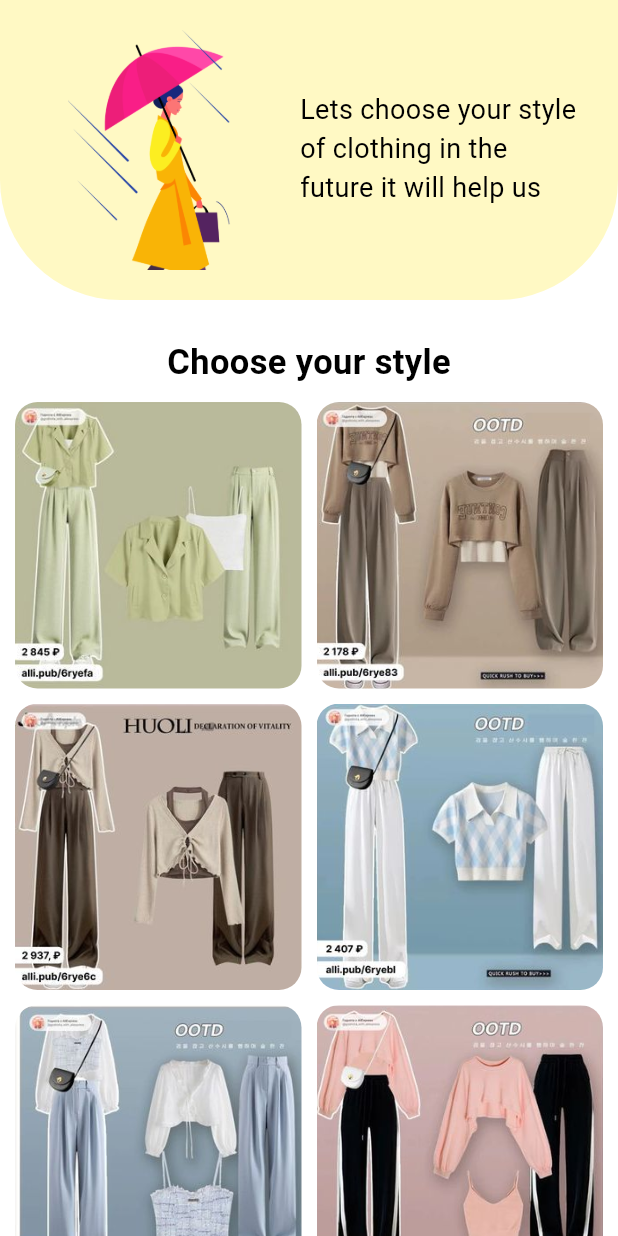
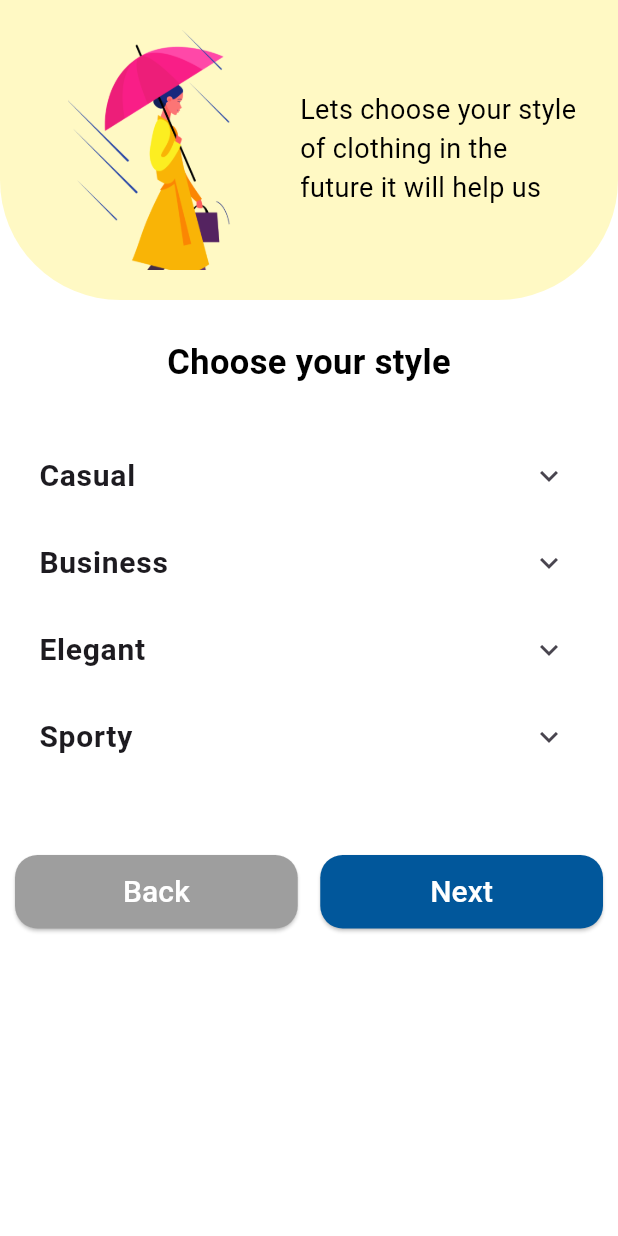
Before and after one commit to KarakatZhanabaikyzy/diploma_work, a Flutter app: the StylePage screen opened directly, on a phone screen of 412 x 824 dp. Run offline on Flutter 3.47's test engine with Material 3 defaults, Android fonts, the phone set to English and light mode, and no system bars; our stand-ins replace carousel_slider; key blocks and very long unbroken strings in the code were emptied for the run.

Commit message:
Style selection logic was changed in StylePage. Grid was deleted.

```diff
--- a/lib/main_pages/style_page.dart
+++ b/lib/main_pages/style_page.dart
@@ -2,9 +2,61 @@ import 'package:diploma_work/main_pages/weather_page.dart';
 import 'package:flutter/material.dart';
 import 'package:diploma_work/main_pages/recommendation_page.dart';
 
+class CategoryItem {
+  final String name;
+  final String imagePath;
+
+  CategoryItem(this.name, this.imagePath);
+}
+
+class Category {
+  final String name;
+  final List<CategoryItem> items;
+
+  Category(this.name, this.items);
+}
+
+
 class StylePage extends StatelessWidget {
   final double topContainerHeight;
   final double topContainerWidth;
+
+  final List<Category> categories = [
+    Category(
+        'Casual',
+        [
+          CategoryItem('Go to the cinema', 'assets/images/item1.png'),
+          CategoryItem('Walk around', 'assets/images/item2.png'),
+          CategoryItem('Shopping', 'assets/images/item3.png'),
+        ]
+    ),
+    Category(
+        'Business',
+        [
+          CategoryItem('Ячейка A', 'assets/images/itemA.png'),
+          CategoryItem('Ячейка B', 'assets/images/itemB.png'),
+          CategoryItem('Ячейка C', 'assets/images/itemC.png'),
+        ]
+    ),
+    Category(
+        'Elegant',
+        [
+          CategoryItem('Ячейка A', 'assets/images/itemA.png'),
+          CategoryItem('Ячейка B', 'assets/images/itemB.png'),
+          CategoryItem('Ячейка C', 'assets/images/itemC.png'),
+        ]
+    ),
+    Category(
+        'Sporty',
+        [
+          CategoryItem('Ячейка A', 'assets/images/itemA.png'),
+          CategoryItem('Ячейка B', 'assets/images/itemB.png'),
+          CategoryItem('Ячейка C', 'assets/images/itemC.png'),
+        ]
+    ),
+    // Добавьте другие категории и элементы по аналогии
+  ];
+
 
   StylePage({
     Key? key,
@@ -81,40 +133,49 @@ class StylePage extends StatelessWidget {
               ),
             ),
 
-            // Отступы вокруг GridView
+
+
+
+            // Внутри Padding перед кнопками "Назад" и "Далее"
+            // Внутри Padding перед кнопками "Назад" и "Далее"
             Padding(
-              padding: EdgeInsets.only(
-                top: 0,
-                bottom: 20,
-                right: 10,
-                left: 10,
-              ),
-
-              child: GridView.builder(
+              padding: EdgeInsets.symmetric(vertical: 20, horizontal: 10),
+              child: ListView.builder(
                 physics: NeverScrollableScrollPhysics(),
                 shrinkWrap: true,
-                gridDelegate: SliverGridDelegateWithFixedCrossAxisCount(
-                  crossAxisCount: 2,
-                  crossAxisSpacing: 10,
-                  mainAxisSpacing: 10,
-                  childAspectRatio: 1,
-                ),
-                itemCount: 10,
-                itemBuilder: (BuildContext context, int index) {
-                  String imagePath = 'assets/images/style_$index.png';
-                  return GestureDetector(
-                    onTap: () {
-                      // Действие при тапе на элемент сетки
-                    },
-                    child: Container(
-                      decoration: BoxDecoration(
-                        borderRadius: BorderRadius.circular(15),
-                        image: DecorationImage(
-                          image: AssetImage(imagePath),
-                          fit: BoxFit.cover,
-                        ),
+                itemCount: categories.length,
+                itemBuilder: (context, index) {
+                  return ExpansionTile(
+                    title: Text(
+                      categories[index].name,
+                      style: TextStyle(
+                        fontSize: 20, // Устанавливаем размер текста заголовка
+                        fontWeight: FontWeight.bold, // Делаем текст заголовка жирным
                       ),
                     ),
+                    children: categories[index].items.map((item) {
+                      return InkWell(
+                        onTap: () {
+                          // Действие при нажатии на элемент
+                          print("${item.name} tapped!");
+                        },
+                        child: Column(
+                          mainAxisSize: MainAxisSize.min,
+                          children: [
+                            Image.asset(item.imagePath, width: 400, height: 400), // Указываем размер изображения
+                            Padding(
+                              padding: const EdgeInsets.only(top: 8.0), // Добавляем небольшой отступ сверху для текста
+                              child: Text(
+                                item.name,
+                                style: TextStyle(
+                                  fontSize: 23, // Устанавливаем размер текста элемента
+                                ),
+                              ),
+                            ), // Текст под изображением
+                          ],
+                        ),
+                      );
+                    }).toList(),
                   );
                 },
               ),
@@ -123,9 +184,11 @@ class StylePage extends StatelessWidget {
 
 
 
-            // buttons "back" AND "again"
+
+
+            // buttons "back" AND "next"
             Padding(
-              padding: EdgeInsets.fromLTRB(10, 30, 10, 60),
+              padding: EdgeInsets.fromLTRB(10, 30, 10, 20),
               child: Row(
                 children: [
                   Expanded(
@@ -173,7 +236,7 @@ class StylePage extends StatelessWidget {
                       child: Padding(
                         padding: EdgeInsets.fromLTRB(10, 10, 10, 10), // Увеличиваем высоту кнопки
                         child: Text(
-                          'Save',
+                          'Next',
                           style: TextStyle(fontSize: 20, color: Colors.white),
                         ),
                       ),
@@ -189,36 +252,3 @@ class StylePage extends StatelessWidget {
     );
   }
 }
-
-class StyleParameter extends StatelessWidget {
-  final String imagePath;
-  final String label;
-  final String value;
-
-  const StyleParameter({
-    Key? key,
-    required this.imagePath,
-    required this.label,
-    required this.value,
-  }) : super(key: key);
-
-  @override
-  Widget build(BuildContext context) {
-    return Container(
-      padding: EdgeInsets.all(10),
-      decoration: BoxDecoration(
-        color: Colors.white.withOpacity(0.9),
-        borderRadius: BorderRadius.circular(15),
-      ),
-      child: Column(
-        children: <Widget>[
-          Image.asset(imagePath, width: 40),
-          SizedBox(height: 8),
-          Text(label, style: TextStyle(fontSize: 16.0, color: Colors.lightBlue.shade900)),
-          SizedBox(height: 4),
-          Text(value, style: TextStyle(fontSize: 27.0, fontWeight: FontWeight.bold, color: Colors.lightBlue.shade900)),
-        ],
-      ),
-    );
-  }
-}
```
Also changed, not shown: assets/images/item1.png (added), assets/images/item2.png (added), assets/images/item3.png (added).
